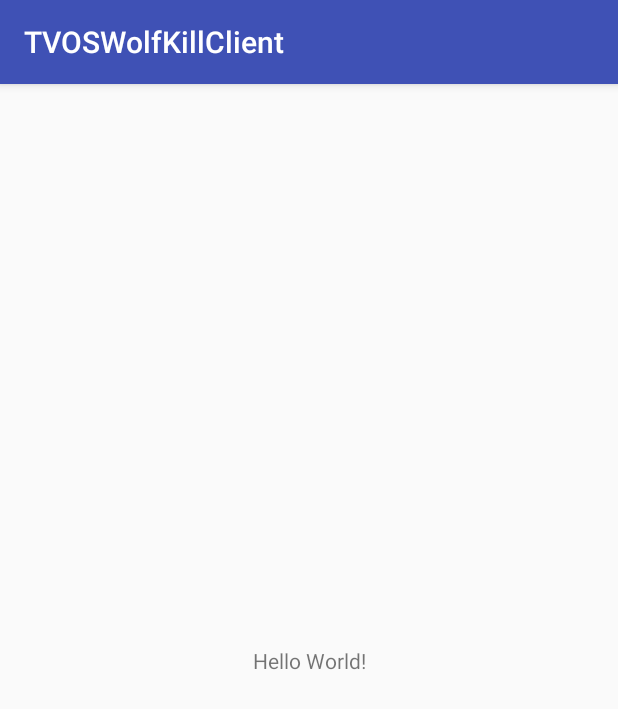
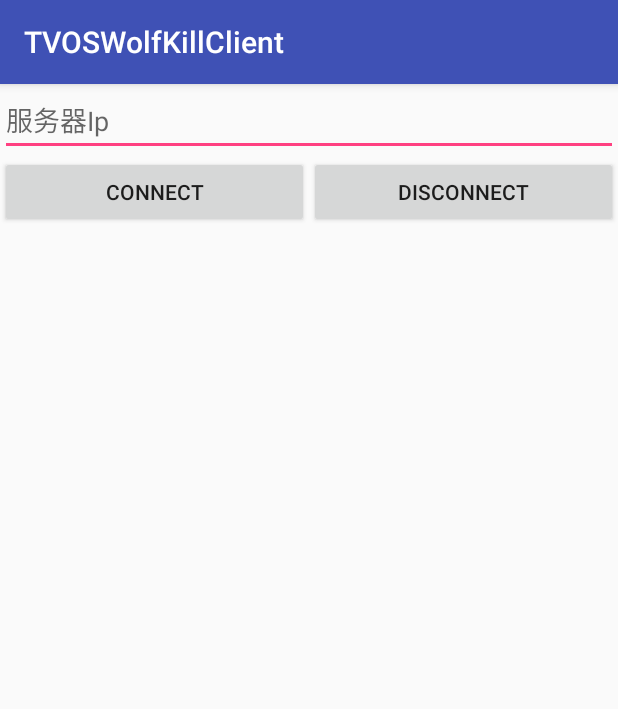
Before and after one commit to XuRongYan/TVOSWolfKillClient, an Android app: the screen it shows after launch (MainActivity), on a phone screen of 412 x 824 dp. Shown: the top 709 px of the screen. Run offline under Robolectric (Android 15) with nearby library versions, the light colour scheme and no system bars; our stand-ins replace ButterKnife; libraries missing offline, so code that uses them is left out: de.greenrobot.event; 2 statements that could not run were skipped.

Commit message:
添加客户端与服务端交互逻辑，添加心跳包机制

```diff
--- a/app/build.gradle
+++ b/app/build.gradle
@@ -1,4 +1,5 @@
 apply plugin: 'com.android.application'
+
 
 android {
     compileSdkVersion 25
@@ -35,6 +36,8 @@ dependencies {
     //butterknife
     compile 'com.jakewharton:butterknife:8.7.0'
     annotationProcessor 'com.jakewharton:butterknife-compiler:8.7.0'
+
+    compile 'de.greenrobot:eventbus:3.0.0-beta1'
     testCompile 'junit:junit:4.12'
     compile project(':commonlib')
     compile files('libs/mina-core-2.0.16.jar')
--- a/app/src/main/AndroidManifest.xml
+++ b/app/src/main/AndroidManifest.xml
@@ -2,6 +2,7 @@
 <manifest xmlns:android="http://schemas.android.com/apk/res/android"
     package="com.rongyan.tvoswolfkillclient">
 
+    <uses-permission android:name="android.permission.INTERNET"/>
     <application
         android:allowBackup="true"
         android:icon="@mipmap/ic_launcher"
@@ -16,6 +17,11 @@
                 <category android:name="android.intent.category.LAUNCHER" />
             </intent-filter>
         </activity>
+
+        <service
+            android:name=".mina.BackService"
+            android:enabled="true"
+            android:exported="false"></service>
     </application>
 
 </manifest>
--- a/app/src/main/java/com/rongyan/tvoswolfkillclient/MainActivity.java
+++ b/app/src/main/java/com/rongyan/tvoswolfkillclient/MainActivity.java
@@ -1,13 +1,86 @@
 package com.rongyan.tvoswolfkillclient;
 
+import android.content.ComponentName;
+import android.content.Intent;
+import android.content.ServiceConnection;
+import android.os.Bundle;
+import android.os.IBinder;
 import android.support.v7.app.AppCompatActivity;
-import android.os.Bundle;
+import android.widget.Button;
+import android.widget.EditText;
+import android.widget.TextView;
+import android.widget.Toast;
+
+import com.rongyan.tvoswolfkillclient.mina.BackService;
+
+import butterknife.BindView;
+import butterknife.ButterKnife;
+import butterknife.OnClick;
+import de.greenrobot.event.EventBus;
+import de.greenrobot.event.Subscribe;
+import de.greenrobot.event.ThreadMode;
+
 
 public class MainActivity extends AppCompatActivity {
+    @BindView(R.id.et_server_ip)
+    EditText editText;
+    @BindView(R.id.btn_connect)
+    Button btnConnected;
+    @BindView(R.id.btn_disconnect)
+    Button btnDisconnected;
+    @BindView(R.id.tv_content)
+    TextView textView;
+    private Intent intent;
+    public BackService.LocalBinder binder;
+    private ServiceConnection connection = new ServiceConnection() {
+
+
+        @Override
+        public void onServiceConnected(ComponentName name, IBinder service) {
+            binder = (BackService.LocalBinder) service;
+        }
+
+        @Override
+        public void onServiceDisconnected(ComponentName name) {
+            binder = null;
+        }
+    };
 
     @Override
     protected void onCreate(Bundle savedInstanceState) {
         super.onCreate(savedInstanceState);
         setContentView(R.layout.activity_main);
+        ButterKnife.bind(this);
+        EventBus.getDefault().register(this);
+        intent = new Intent(this, BackService.class);
+
     }
+
+    @Override
+    protected void onStart() {
+        super.onStart();
+        EventBus.getDefault().unregister(this);
+        bindService(intent, connection, BIND_AUTO_CREATE);
+    }
+
+    @Override
+    protected void onStop() {
+        super.onStop();
+        unbindService(connection);
+    }
+
+    @OnClick(R.id.btn_connect)
+    public void onClick() {
+        binder.setServerIp(editText.getText().toString());
+        Toast.makeText(this, "click", Toast.LENGTH_SHORT).show();
+    }
+
+    @Subscribe(threadMode = ThreadMode.MainThread)
+    public void onMessageEvent(Object o) {/* Do something */};
+
+//    @Override
+//    public void onClick(View v) {
+//        binder.setServerIp(editText.getText().toString());
+//        Toast.makeText(this, "click", Toast.LENGTH_SHORT).show();
+//    }
 }
--- a/app/src/main/res/layout/activity_main.xml
+++ b/app/src/main/res/layout/activity_main.xml
@@ -1,18 +1,41 @@
 <?xml version="1.0" encoding="utf-8"?>
-<android.support.constraint.ConstraintLayout xmlns:android="http://schemas.android.com/apk/res/android"
+<LinearLayout xmlns:android="http://schemas.android.com/apk/res/android"
     xmlns:app="http://schemas.android.com/apk/res-auto"
     xmlns:tools="http://schemas.android.com/tools"
     android:layout_width="match_parent"
     android:layout_height="match_parent"
+    android:orientation="vertical"
     tools:context="com.rongyan.tvoswolfkillclient.MainActivity">
 
+    <EditText
+        android:id="@+id/et_server_ip"
+        android:layout_width="match_parent"
+        android:layout_height="wrap_content"
+        android:hint="服务器Ip"/>
+
+    <LinearLayout
+        android:layout_width="match_parent"
+        android:layout_height="wrap_content"
+        android:orientation="horizontal"
+        >
+        <Button
+            android:id="@+id/btn_connect"
+            android:layout_weight="1"
+            android:layout_width="0dp"
+            android:layout_height="wrap_content"
+            android:text="CONNECT"/>
+
+        <Button
+            android:id="@+id/btn_disconnect"
+            android:layout_weight="1"
+            android:layout_width="0dp"
+            android:layout_height="wrap_content"
+            android:text="disconnect"/>
+    </LinearLayout>
+
     <TextView
-        android:layout_width="wrap_content"
-        android:layout_height="wrap_content"
-        android:text="Hello World!"
-        app:layout_constraintBottom_toBottomOf="parent"
-        app:layout_constraintLeft_toLeftOf="parent"
-        app:layout_constraintRight_toRightOf="parent"
-        app:layout_constraintTop_toTopOf="parent" />
+        android:id="@+id/tv_content"
+        android:layout_width="match_parent"
+        android:layout_height="match_parent" />
 
-</android.support.constraint.ConstraintLayout>
+</LinearLayout>
--- a/build.gradle
+++ b/build.gradle
@@ -3,9 +3,11 @@
 buildscript {
     repositories {
         jcenter()
+
     }
     dependencies {
         classpath 'com.android.tools.build:gradle:2.3.3'
+
 
         // NOTE: Do not place your application dependencies here; they belong
         // in the individual module build.gradle files
```
Also changed, not shown: app/src/main/java/com/rongyan/tvoswolfkillclient/mina/BackService.java (added, +89 -0 lines), app/src/main/java/com/rongyan/tvoswolfkillclient/mina/ClientHandler.java (added, +64 -0 lines), app/src/main/java/com/rongyan/tvoswolfkillclient/mina/KeepAliveMessageFactoryImpl.java (added, +47 -0 lines), app/src/main/java/com/rongyan/tvoswolfkillclient/mina/KeepAliveRequestTimeoutHandlerImpl.java (added, +20 -0 lines).
